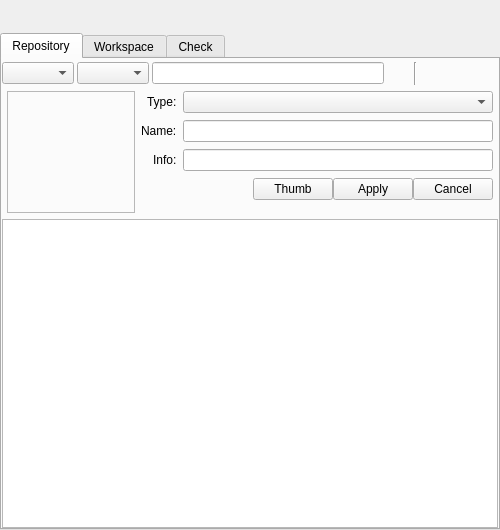
Qt form maya/ui/main.ui (lonegather/Samkit) before a commit.
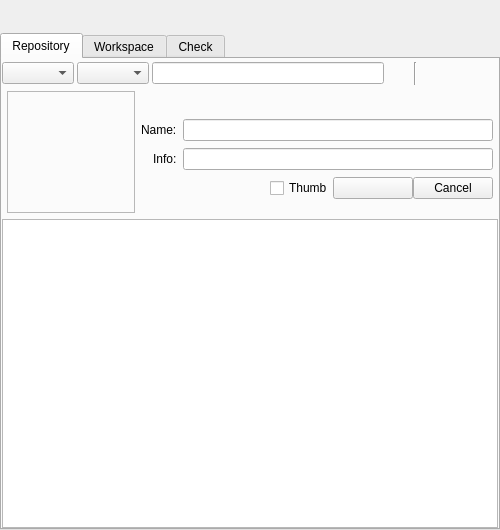
The same form after that commit.

Patch:
```diff
--- a/maya/ui/main.ui
+++ b/maya/ui/main.ui
@@ -208,16 +208,6 @@
             <property name="verticalSpacing">
              <number>7</number>
             </property>
-            <item row="0" column="1">
-             <widget class="QComboBox" name="comboBox"/>
-            </item>
-            <item row="0" column="0">
-             <widget class="QLabel" name="label_2">
-              <property name="text">
-               <string>Type:</string>
-              </property>
-             </widget>
-            </item>
             <item row="1" column="1">
              <widget class="QLineEdit" name="lineEdit"/>
             </item>
@@ -240,19 +230,10 @@
                </spacer>
               </item>
               <item>
-               <widget class="QPushButton" name="pushButton_3">
-                <property name="minimumSize">
-                 <size>
-                  <width>80</width>
-                  <height>0</height>
-                 </size>
-                </property>
+               <widget class="QCheckBox" name="cb_thumb">
                 <property name="text">
                  <string>Thumb</string>
                 </property>
-                <property name="checkable">
-                 <bool>true</bool>
-                </property>
                </widget>
               </item>
               <item>
@@ -264,7 +245,7 @@
                  </size>
                 </property>
                 <property name="text">
-                 <string>Apply</string>
+                 <string/>
                 </property>
                </widget>
               </item>
@@ -297,6 +278,22 @@
               </property>
              </widget>
             </item>
+            <item row="0" column="0" colspan="2">
+             <widget class="QLabel" name="lbl_add">
+              <property name="minimumSize">
+               <size>
+                <width>0</width>
+                <height>21</height>
+               </size>
+              </property>
+              <property name="text">
+               <string/>
+              </property>
+              <property name="alignment">
+               <set>Qt::AlignCenter</set>
+              </property>
+             </widget>
+            </item>
            </layout>
           </item>
          </layout>
```
Left out of the diff: 20 changed lines with no effect on the pictures.
